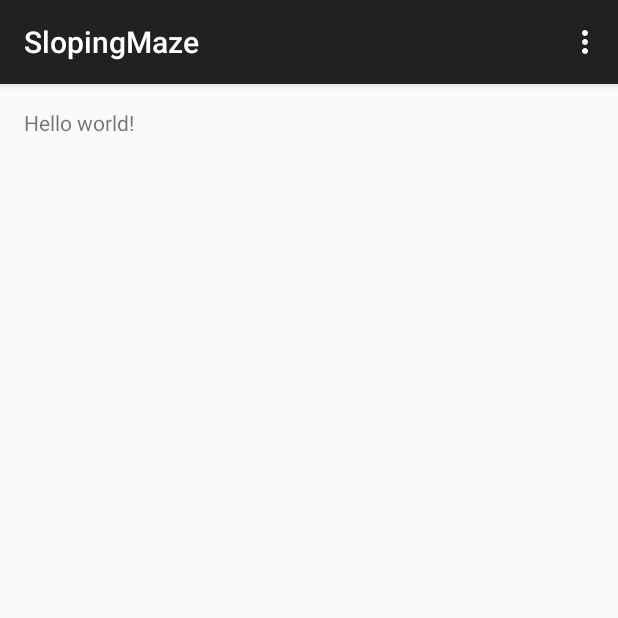
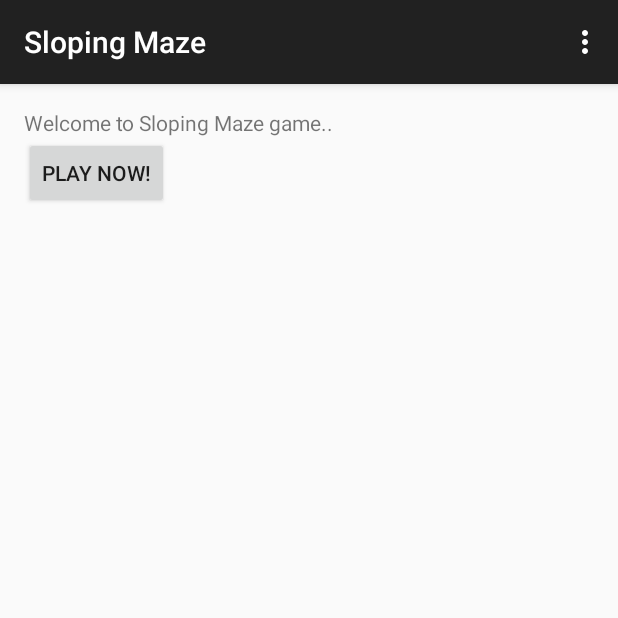
Before and after one commit to odalabasmaz/AntiByteApps, an Android app: the screen it shows after launch (MainActivity), on a phone screen of 412 x 824 dp, the top half of it. Run offline under Robolectric (Android 15) with nearby library versions, the phone set to English and light mode, and no system bars; our stand-ins replace AdMob.

Commit message:
sloping maze game added

```diff
--- a/settings.gradle
+++ b/settings.gradle
@@ -1 +1 @@
-include ':app', ':middleware', ':matchitifyoucan', ':fenerinmacivar', ':fenerinmacivar'
+include ':app', ':middleware', ':matchitifyoucan', ':fenerinmacivar', ':fenerinmacivar', ':slopingmaze'
--- a/slopingmaze/build.gradle
+++ b/slopingmaze/build.gradle
@@ -20,6 +20,7 @@ android {
 }
 
 dependencies {
-	compile fileTree(dir: 'libs', include: ['*.jar'])
+	compile fileTree(include: ['*.jar'], dir: 'libs')
+	compile project(':middleware')
 	compile 'com.android.support:appcompat-v7:22.2.0'
 }
--- a/slopingmaze/src/main/AndroidManifest.xml
+++ b/slopingmaze/src/main/AndroidManifest.xml
@@ -16,6 +16,10 @@
                 <category android:name="android.intent.category.LAUNCHER" />
             </intent-filter>
         </activity>
+        <activity
+            android:name=".GameBoardActivity"
+            android:label="@string/title_activity_game_board" >
+        </activity>
     </application>
 
 </manifest>
--- a/slopingmaze/src/main/java/com/orhundalabasmaz/antibyteapps/slopingmaze/MainActivity.java
+++ b/slopingmaze/src/main/java/com/orhundalabasmaz/antibyteapps/slopingmaze/MainActivity.java
@@ -1,17 +1,33 @@
 package com.orhundalabasmaz.antibyteapps.slopingmaze;
 
-import android.support.v7.app.ActionBarActivity;
 import android.os.Bundle;
 import android.view.Menu;
 import android.view.MenuItem;
+import android.view.View;
+
+import com.orhundalabasmaz.antibyteapps.middleware.base.BaseActivity;
+
+import java.io.Serializable;
+import java.util.HashMap;
+import java.util.Map;
 
 
-public class MainActivity extends ActionBarActivity {
+public class MainActivity extends BaseActivity {
 
 	@Override
 	protected void onCreate(Bundle savedInstanceState) {
 		super.onCreate(savedInstanceState);
 		setContentView(R.layout.activity_main);
+	}
+
+	@Override
+	protected void onStart() {
+		super.onStart();
+	}
+
+	public void onPlayNow(View view) {
+		final Map<String, Serializable> objects = new HashMap<>();
+		startNextActivity(GameBoardActivity.class, objects);
 	}
 
 	@Override
--- a/slopingmaze/src/main/res/layout/activity_main.xml
+++ b/slopingmaze/src/main/res/layout/activity_main.xml
@@ -11,6 +11,17 @@
 	<TextView
 		android:text="@string/hello_world"
 		android:layout_width="wrap_content"
-		android:layout_height="wrap_content"/>
+		android:layout_height="wrap_content"
+        android:id="@+id/welcomeText"/>
+
+    <Button
+        android:layout_width="wrap_content"
+        android:layout_height="wrap_content"
+        android:text="Play Now!"
+        android:id="@+id/bt_play"
+        android:layout_below="@+id/welcomeText"
+        android:layout_alignParentLeft="true"
+        android:layout_alignParentStart="true"
+        android:onClick="onPlayNow"/>
 
 </RelativeLayout>
--- a/slopingmaze/src/main/res/menu/menu_game_board.xml
+++ b/slopingmaze/src/main/res/menu/menu_game_board.xml
@@ -1,7 +1,7 @@
 <menu xmlns:android="http://schemas.android.com/apk/res/android"
       xmlns:app="http://schemas.android.com/apk/res-auto"
       xmlns:tools="http://schemas.android.com/tools"
-      tools:context="com.orhundalabasmaz.antibyteapps.slopingmaze.gameBoardActivity">
+      tools:context="com.orhundalabasmaz.antibyteapps.slopingmaze.GameBoardActivity">
 	<item android:id="@+id/action_settings"
 	      android:title="@string/action_settings"
 	      android:orderInCategory="100"
--- a/slopingmaze/src/main/res/values/strings.xml
+++ b/slopingmaze/src/main/res/values/strings.xml
@@ -1,6 +1,7 @@
 <resources>
-	<string name="app_name">SlopingMaze</string>
+	<string name="app_name">Sloping Maze</string>
 
-	<string name="hello_world">Hello world!</string>
+	<string name="hello_world">Welcome to Sloping Maze game..</string>
 	<string name="action_settings">Settings</string>
+	<string name="title_activity_game_board">Game Board</string>
 </resources>
```
Also changed, not shown: slopingmaze/src/main/java/com/orhundalabasmaz/antibyteapps/slopingmaze/GameBoardActivity.java (+42 -2 lines), slopingmaze/src/main/res/layout/activity_game_board.xml (+18 -8 lines), slopingmaze/src/main/res/drawable/angrybird.png (renamed from slopingmaze/src/main/res/drawable/angryBird.png).
